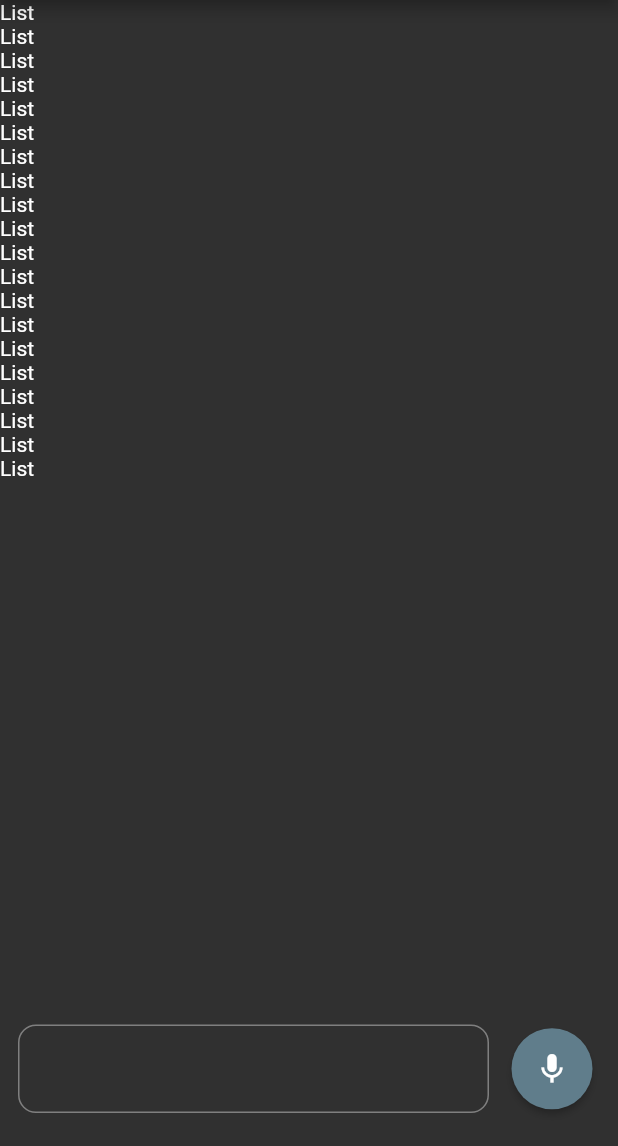
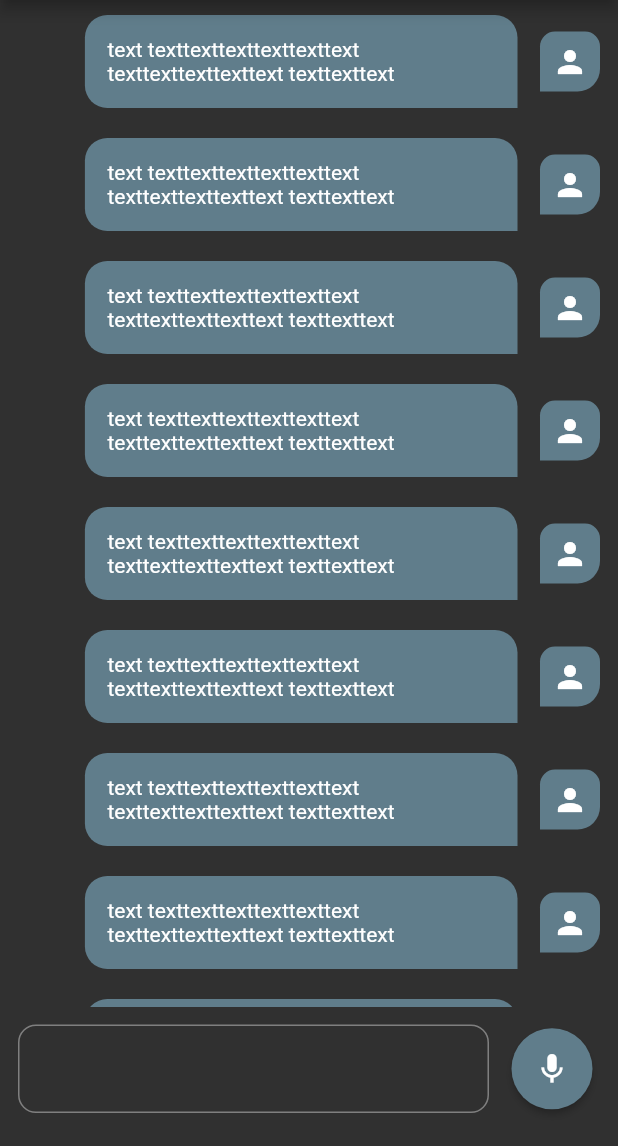
Before and after one commit to Kazberovich/chatgpt_flutter, a Flutter app: the screen it shows after launch, on a phone screen of 412 x 824 dp, the part 90-1236 px from its top. Run offline on Flutter 3.47's test engine with Material 2 defaults, Android fonts, the phone set to English and light mode, and no system bars; our stand-ins replace flutter_riverpod.

Commit message:
Implemented UI chat item for me & chatGPT messages

```diff
--- a/lib/screens/chat_screen.dart
+++ b/lib/screens/chat_screen.dart
@@ -1,4 +1,5 @@
 import 'package:chatgpt_playground/widgets/app_bar.dart';
+import 'package:chatgpt_playground/widgets/chat_item.dart';
 import 'package:chatgpt_playground/widgets/text_and_voice_field.dart';
 import 'package:flutter/material.dart';
 
@@ -14,7 +15,10 @@ class ChatScreen extends StatelessWidget {
           Expanded(
             child: ListView.builder(
               itemCount: 20,
-              itemBuilder: (context, index) => const Text('List'),
+              itemBuilder: (context, index) => const ChatItem(
+                  text:
+                      "text texttexttexttexttexttext texttexttexttexttext texttexttext",
+                  isMe: true),
             ),
           ),
           const Padding(
--- /dev/null
+++ b/lib/widgets/chat_item.dart
@@ -0,0 +1,90 @@
+import 'package:flutter/material.dart';
+
+class ChatItem extends StatelessWidget {
+  final String text;
+  final bool isMe;
+
+  const ChatItem({
+    super.key,
+    required this.text,
+    required this.isMe,
+  });
+
+  @override
+  Widget build(BuildContext context) {
+    return Container(
+      margin: const EdgeInsets.symmetric(
+        vertical: 10,
+        horizontal: 12,
+      ),
+      child: Row(
+        mainAxisAlignment:
+            isMe ? MainAxisAlignment.end : MainAxisAlignment.start,
+        children: [
+          if (!isMe) ProfileContainer(isMe: isMe),
+          if (!isMe)
+            const SizedBox(
+              width: 15,
+            ),
+          Container(
+            padding: const EdgeInsets.all(15),
+            constraints: BoxConstraints(
+                maxWidth: MediaQuery.of(context).size.width * 0.70),
+            decoration: BoxDecoration(
+                color: isMe
+                    ? Theme.of(context).colorScheme.secondary
+                    : Colors.grey.shade800,
+                borderRadius: BorderRadius.only(
+                    topLeft: const Radius.circular(15),
+                    topRight: const Radius.circular(15),
+                    bottomLeft: Radius.circular(isMe ? 15 : 0),
+                    bottomRight: Radius.circular(isMe ? 0 : 15))),
+            child: Text(
+              text,
+              style:
+                  TextStyle(color: Theme.of(context).colorScheme.onSecondary),
+            ),
+          ),
+          if (isMe)
+            const SizedBox(
+              width: 15,
+            ),
+          if (isMe) ProfileContainer(isMe: isMe),
+        ],
+      ),
+    );
+  }
+}
+
+class ProfileContainer extends StatelessWidget {
+  const ProfileContainer({
+    super.key,
+    required this.isMe,
+  });
+
+  final bool isMe;
+
+  @override
+  Widget build(BuildContext context) {
+    return Container(
+      alignment: Alignment.center,
+      width: 40,
+      height: 40,
+      decoration: BoxDecoration(
+        color: isMe
+            ? Theme.of(context).colorScheme.secondary
+            : Colors.grey.shade800,
+        borderRadius: BorderRadius.only(
+          topLeft: const Radius.circular(10),
+          topRight: const Radius.circular(10),
+          bottomLeft: Radius.circular(isMe ? 0 : 15),
+          bottomRight: Radius.circular(isMe ? 15 : 0),
+        ),
+      ),
+      child: Icon(
+        isMe ? Icons.person : Icons.computer,
+        color: Theme.of(context).colorScheme.onSecondary,
+      ),
+    );
+  }
+}
```
